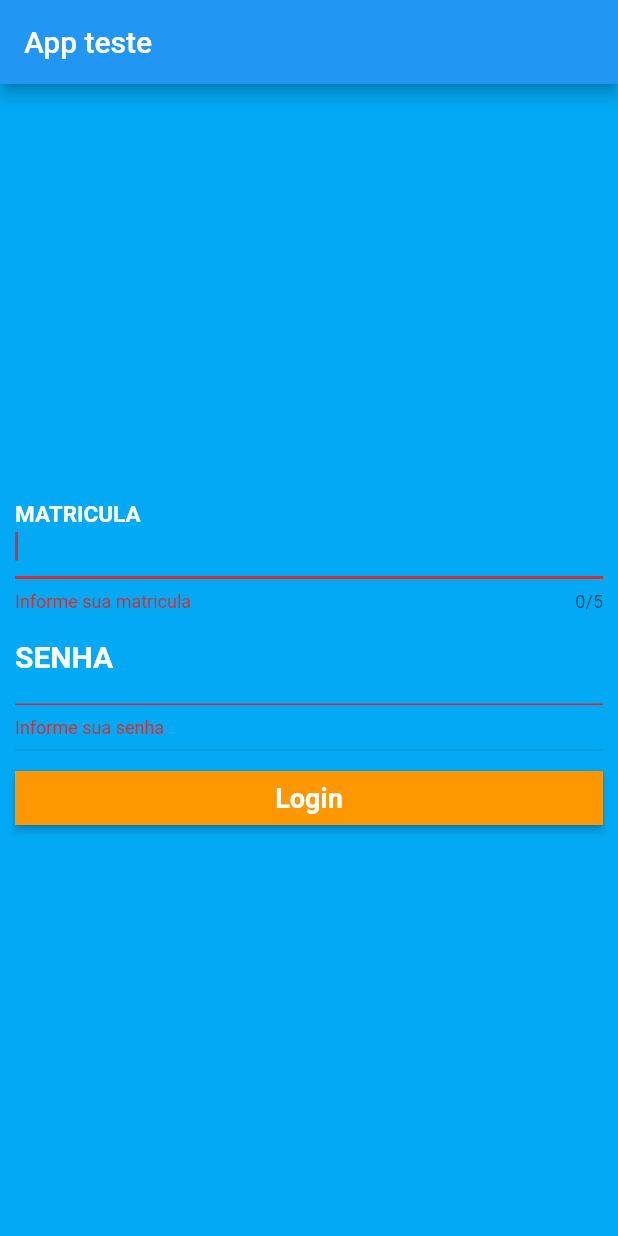
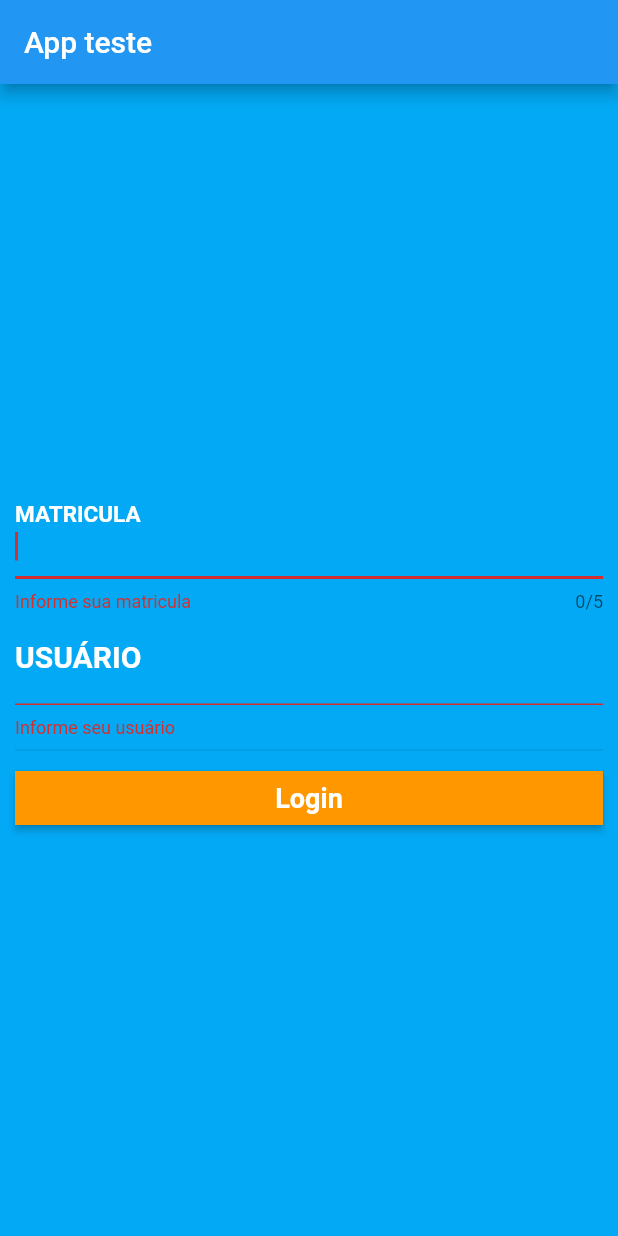
Before and after one commit to HerlintonFilho/Mobile, a Flutter app: the screen it shows after launch, after a tap on "Login", on a phone screen of 412 x 824 dp. Run offline on Flutter 3.47's test engine with Material 2 defaults, Android fonts, the phone set to English and light mode, and no system bars.

Commit message:
alteração

```diff
--- a/lib/index.dart
+++ b/lib/index.dart
@@ -3,8 +3,8 @@ import 'package:new_project/login.dart';
 
 class Index extends StatefulWidget {
   String matricula;
-  String senha;
-  Index({Key? key, required this.matricula, required this.senha})
+  String usuario;
+  Index({Key? key, required this.matricula, required this.usuario})
       : super(key: key);
 
   @override
@@ -30,6 +30,8 @@ class _indexState extends State<Index> {
         backgroundColor: Colors.white,
         body: Padding(
             padding: EdgeInsets.all(10),
+            child: Center(
+              child: Card(
                 child: Column(
                     crossAxisAlignment: CrossAxisAlignment.stretch,
                     mainAxisAlignment: MainAxisAlignment.center,
@@ -43,7 +45,7 @@ class _indexState extends State<Index> {
                                 fontWeight: FontWeight.bold)),
                       ),
                       Center(
-                  child: Text("Senha: ${widget.senha}",
+                        child: Text("Usuário: ${widget.usuario}",
                             style: TextStyle(
                                 color: Colors.black,
                                 fontSize: 20,
@@ -51,6 +53,7 @@ class _indexState extends State<Index> {
                                 fontWeight: FontWeight.bold)),
                       )
                     ]),
-        ));
+              ),
+            )));
   }
 }
--- a/lib/login.dart
+++ b/lib/login.dart
@@ -10,7 +10,7 @@ class Login extends StatefulWidget {
 
 class _LoginState extends State<Login> {
   TextEditingController mat = TextEditingController();
-  TextEditingController password = TextEditingController();
+  TextEditingController user = TextEditingController();
   final formkey = GlobalKey<FormState>();
   @override
   Widget build(BuildContext context) {
@@ -49,17 +49,16 @@ class _LoginState extends State<Login> {
                   TextFormField(
                     validator: (value) {
                       if (value!.isEmpty) {
-                        return 'Informe sua senha';
+                        return 'Informe seu usuário';
                       }
                       return null;
                     },
-                    controller: password,
+                    controller: user,
                     autofocus: true,
-                    obscureText: true,
-                    keyboardType: TextInputType.number,
+                    keyboardType: TextInputType.text,
                     style: new TextStyle(color: Colors.black),
                     decoration: InputDecoration(
-                      labelText: "SENHA",
+                      labelText: "USUÁRIO",
                       labelStyle: TextStyle(
                           color: Colors.white,
                           fontSize: 20,
@@ -79,13 +78,13 @@ class _LoginState extends State<Login> {
                       onPressed: () {
                         if (formkey.currentState!.validate()) {
                           print('Estou aqui');
-                          print("${mat.text} //// ${password.text.toString()}");
+                          print("${mat.text} //// ${user.text}");
                           Navigator.pushReplacement(
                               context,
                               PageRouteBuilder(
                                   pageBuilder: (_, __, ___) => Index(
                                         matricula: mat.text,
-                                        senha: password.text.toString(),
+                                        usuario: user.text,
                                       )));
                         }
                       })
```
Lines whose indentation alone changed are shown as unchanged.
